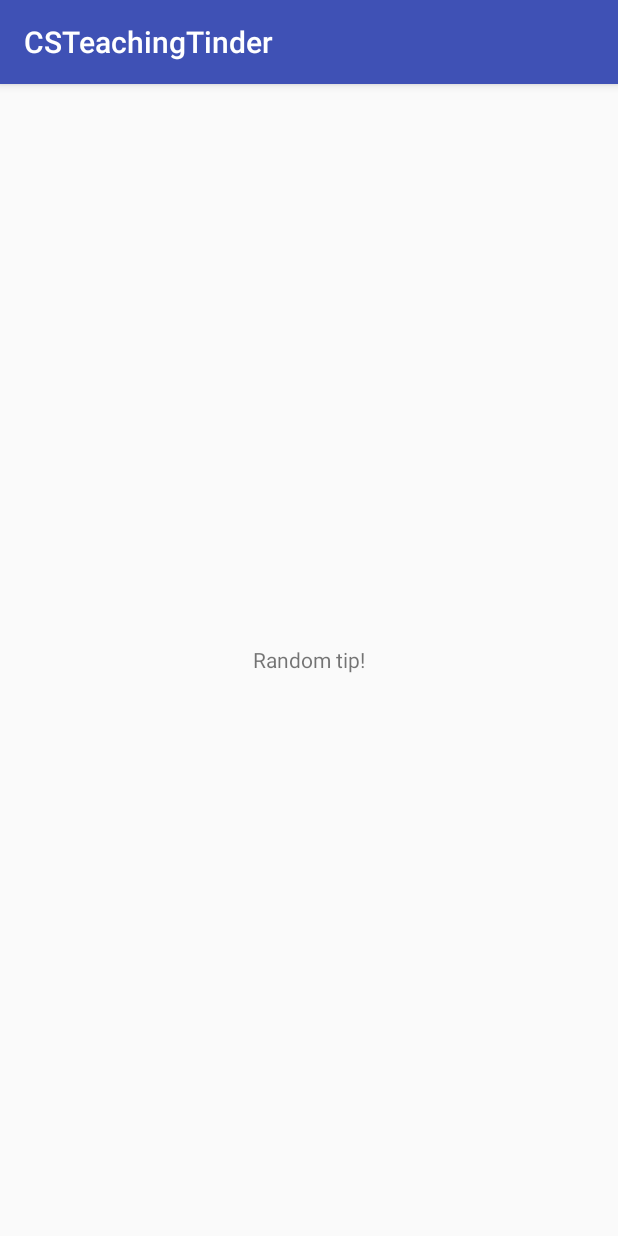
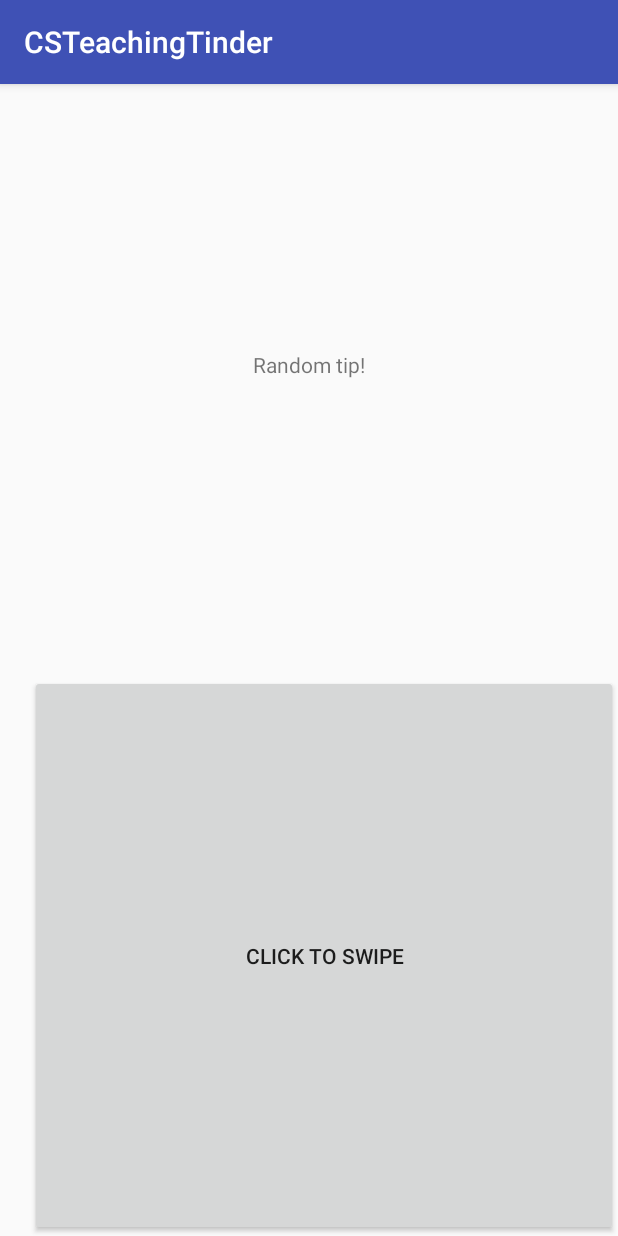
Before and after one commit to AliengirlLiv/CSTeachingTipsApp, an Android app: the screen it shows after launch (MainActivity), on a phone screen of 412 x 824 dp. Run offline under Robolectric (Android 15) with nearby library versions, the phone set to English and light mode, and no system bars.

Commit message:
Added a button to the screen.  Pushing it generates a new random tip to be displayed.

```diff
--- a/app/build.gradle
+++ b/app/build.gradle
@@ -6,7 +6,7 @@ android {
 
     defaultConfig {
         applicationId "csteachingtips.csteachingtinder"
-        minSdkVersion 23
+        minSdkVersion 22
         targetSdkVersion 23
         versionCode 1
         versionName "1.0"
--- a/app/src/main/java/csteachingtips/csteachingtinder/MainActivity.java
+++ b/app/src/main/java/csteachingtips/csteachingtinder/MainActivity.java
@@ -1,13 +1,42 @@
 package csteachingtips.csteachingtinder;
 
+import android.os.Bundle;
 import android.support.v7.app.AppCompatActivity;
-import android.os.Bundle;
+import android.view.View;
+import android.widget.Button;
+import android.widget.TextView;
 
-public class MainActivity extends AppCompatActivity {
+import java.util.Random;
+
+
+public class MainActivity extends AppCompatActivity implements View.OnClickListener {
+
+    String[] tipList =  {"First tip", "Second tip", "Third tip", "Fourth tip", "Fifth tip"};
+    Button swipeButton;
+    Random rand= new Random();
+    TextView tip;
+
+
 
     @Override
     protected void onCreate(Bundle savedInstanceState) {
         super.onCreate(savedInstanceState);
         setContentView(R.layout.activity_main);
+        tip = (TextView) findViewById(R.id.tip_location);
+        swipeButton = (Button) findViewById(R.id.swipe_button);
+        swipeButton.setOnClickListener(this);
+
+    }
+
+
+    @Override
+    public void onClick(View v) {
+        displayTip ();
+    }
+
+
+    private void displayTip() {
+        int index = rand.nextInt(tipList.length);
+        tip.setText(tipList[index]);
     }
 }
--- a/app/src/main/res/layout/activity_main.xml
+++ b/app/src/main/res/layout/activity_main.xml
@@ -1,14 +1,34 @@
 <?xml version="1.0" encoding="utf-8"?>
-<RelativeLayout xmlns:android="http://schemas.android.com/apk/res/android"
-    xmlns:tools="http://schemas.android.com/tools" android:layout_width="match_parent"
-    android:layout_height="match_parent" android:paddingLeft="@dimen/activity_horizontal_margin"
-    android:paddingRight="@dimen/activity_horizontal_margin"
-    android:paddingTop="@dimen/activity_vertical_margin"
-    android:paddingBottom="@dimen/activity_vertical_margin" tools:context=".MainActivity">
+<LinearLayout
+    xmlns:android="http://schemas.android.com/apk/res/android"
+    xmlns:tools="http://schemas.android.com/tools"
+    xmlns:app="http://schemas.android.com/apk/res-auto"
+    android:layout_width="match_parent"
+    android:layout_height="match_parent"
+    android:orientation="vertical"
+    tools:showIn="@layout/activity_main" tools:context=".MainActivity">
 
-    <TextView android:text="Random tip!"
+
+    <TextView
+        android:id="@+id/tip_location"
+        android:text="Random tip!"
         android:layout_width="match_parent"
-        android:layout_height="match_parent"
+        android:layout_height="0dp"
+        android:layout_weight="1"
         android:gravity="center"
         />
-</RelativeLayout>
+
+    <Button
+        android:layout_width="match_parent"
+        android:layout_height= "0dp"
+        android:layout_weight="1"
+        android:id="@+id/swipe_button"
+        android:layout_marginTop="20dp"
+        android:layout_marginLeft="20dp"
+        android:text="Click to swipe"
+        />
+
+
+</LinearLayout>
+
+<!--app:layout_behavior="@string/appbar_scrolling_view_behavior"-->
```
